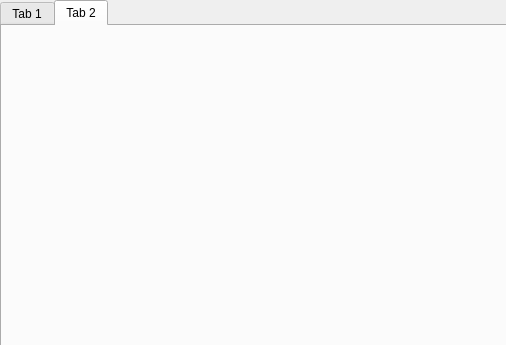
Old version of the form Qt_project/main_window.ui in the repository Elik565/Qt.
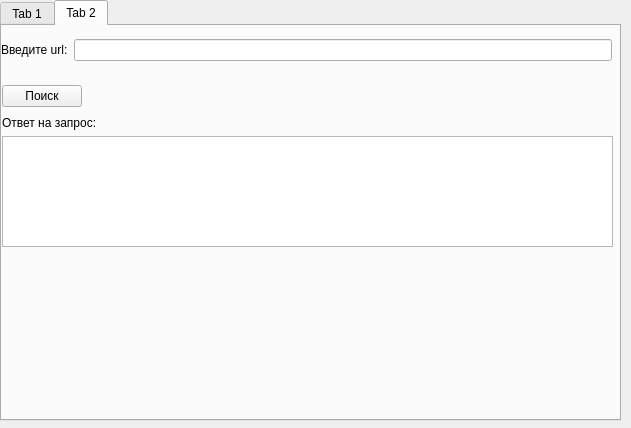
New version of the form.

The edit to the form file:
```diff
--- a/Qt_project/main_window.ui
+++ b/Qt_project/main_window.ui
@@ -6,8 +6,8 @@
    <rect>
     <x>0</x>
     <y>0</y>
-    <width>506</width>
-    <height>345</height>
+    <width>631</width>
+    <height>428</height>
    </rect>
   </property>
   <property name="windowTitle">
@@ -19,8 +19,8 @@
      <rect>
       <x>0</x>
       <y>0</y>
-      <width>511</width>
-      <height>351</height>
+      <width>621</width>
+      <height>421</height>
      </rect>
     </property>
     <property name="toolTip">
@@ -140,6 +140,77 @@
      <attribute name="title">
       <string>Tab 2</string>
      </attribute>
+     <widget class="QWidget" name="verticalLayoutWidget_3">
+      <property name="geometry">
+       <rect>
+        <x>-1</x>
+        <y>-1</y>
+        <width>611</width>
+        <height>51</height>
+       </rect>
+      </property>
+      <layout class="QVBoxLayout" name="verticalLayout_3">
+       <item>
+        <layout class="QHBoxLayout" name="horizontalLayout_5">
+         <item>
+          <widget class="QLabel" name="label_3">
+           <property name="text">
+            <string>Введите url:</string>
+           </property>
+          </widget>
+         </item>
+         <item>
+          <widget class="QLineEdit" name="NetworkLineEdit"/>
+         </item>
+        </layout>
+       </item>
+      </layout>
+     </widget>
+     <widget class="QWidget" name="verticalLayoutWidget_4">
+      <property name="geometry">
+       <rect>
+        <x>0</x>
+        <y>50</y>
+        <width>611</width>
+        <height>41</height>
+       </rect>
+      </property>
+      <layout class="QVBoxLayout" name="verticalLayout_4">
+       <item>
+        <layout class="QHBoxLayout" name="horizontalLayout_6">
+         <item alignment="Qt::AlignmentFlag::AlignLeft">
+          <widget class="QPushButton" name="RequestButton">
+           <property name="text">
+            <string>Поиск</string>
+           </property>
+          </widget>
+         </item>
+        </layout>
+       </item>
+      </layout>
+     </widget>
+     <widget class="QWidget" name="verticalLayoutWidget_5">
+      <property name="geometry">
+       <rect>
+        <x>0</x>
+        <y>90</y>
+        <width>611</width>
+        <height>131</height>
+       </rect>
+      </property>
+      <layout class="QVBoxLayout" name="verticalLayout_5">
+       <item alignment="Qt::AlignmentFlag::AlignTop">
+        <widget class="QLabel" name="label_4">
+         <property name="text">
+          <string>Ответ на запрос:</string>
+         </property>
+        </widget>
+       </item>
+       <item>
+        <widget class="QTextBrowser" name="NetworkTextBrowser"/>
+       </item>
+      </layout>
+     </widget>
     </widget>
    </widget>
   </widget>
```
Left out of the diff: 4 changed lines with no effect on the pictures.
